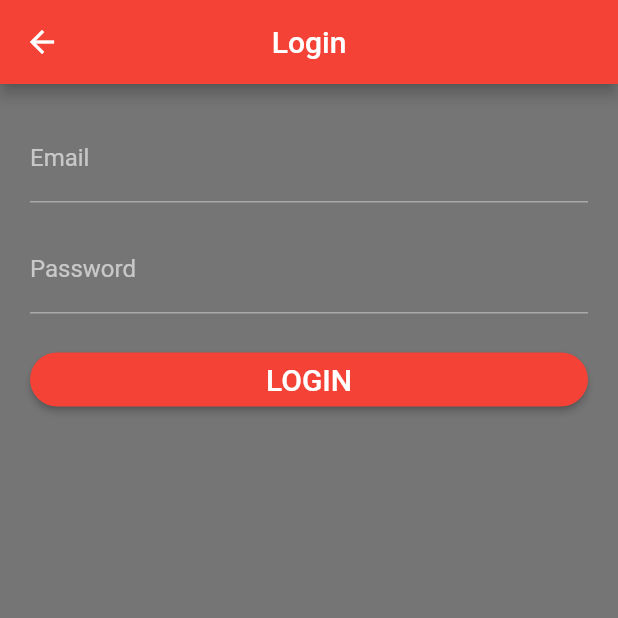
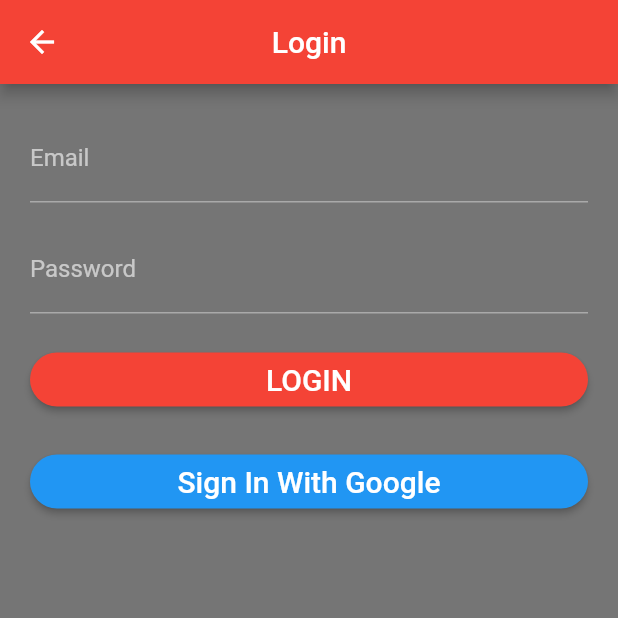
Before and after one commit to FergusLemon/MITO, a Flutter app: the screen it shows after launch, after a tap on "LOGIN", on a phone screen of 412 x 824 dp, the top half of it. Run offline on Flutter 3.47's test engine with Material 2 defaults, Android fonts, the phone set to English and light mode, and no system bars; our stand-ins replace cloud_firestore, firebase_auth, google_sign_in; accounts and stored records are empty.

Commit message:
Begin implementation of Google Sign In
Why:

So that users can sign in with Google.

This change addresses the need by:

Updating the Auth class so that it has a signInWithGoogle method.
Testing the success case with Google Sign In, mocking out the external
dependencies that it introduces.
Updating the 'renders' test to expect an extra button for the Google
Sign in option.

```diff
--- a/lib/forms/login_form.dart
+++ b/lib/forms/login_form.dart
@@ -8,6 +8,7 @@ class LoginForm extends StatefulWidget {
   static const loginKey = Key('Login button');
   static const emailKey = Key('Email field');
   static const passwordKey = Key('Password field');
+  static const googleSignInKey = Key('Google sign in button');
   const LoginForm({Key key}) : super(key: key);
 
   @override
@@ -88,6 +89,25 @@ class _LoginFormState extends State<LoginForm> {
                   ),
                 ),
               ),
+              SizedBox(height: 20.0),
+              SizedBox(
+                width: double.infinity,
+                child: RaisedButton(
+                  key: LoginForm.googleSignInKey,
+                  onPressed: _attemptSignInWithGoogle,
+                  child: const Text(
+                    'Sign In With Google',
+                    style: TextStyle(
+                      fontSize: 20.0,
+                    ),
+                  ),
+                  color: Colors.blue,
+                  textColor: Colors.white,
+                  shape: RoundedRectangleBorder(borderRadius:
+                    BorderRadius.circular(30.0)
+                  ),
+                ),
+              ),
             ],
         ),
     );
@@ -115,6 +135,19 @@ class _LoginFormState extends State<LoginForm> {
       }
     } else {
       setState(() => _autoValidate = true);
+    }
+    return null;
+  }
+
+  void _attemptSignInWithGoogle() async {
+    try {
+      final auth = InheritedUserServices.of(context).auth;
+      final userStatus = InheritedUserServices.of(context).userStatus;
+      String uid = await auth.signInWithGoogle();
+      userStatus.signInUser();
+      Navigator.of(context).pop();
+    } catch(e) {
+      print('$e');
     }
     return null;
   }
```
Also changed, not shown: lib/services/auth.dart (+13 -3 lines), 1 other file.
